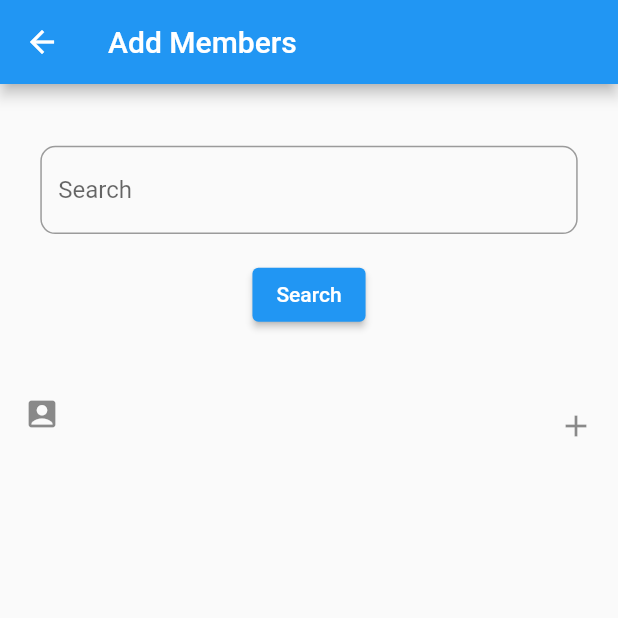
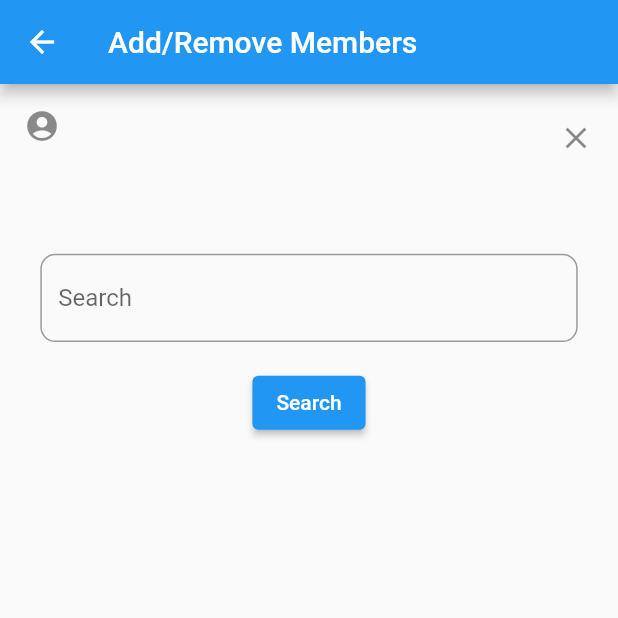
Before and after one commit to kachywy/flutchat, a Flutter app: the AddMembersINGroup screen opened directly with empty values, after a tap on "Search", after a tap on the "account box" icon, on a phone screen of 412 x 824 dp, the top half of it. Run offline on Flutter 3.47's test engine with Material 2 defaults, Android fonts, the phone set to English and light mode, and no system bars; our stand-ins replace cloud_firestore, firebase_auth, firebase_core, firebase_storage, fluttertoast, image_picker; accounts and stored records are empty.

Commit message:
added add/remove users in group info screen

```diff
--- a/lib/group_chats/add_members.dart
+++ b/lib/group_chats/add_members.dart
@@ -1,4 +1,5 @@
 import 'package:cloud_firestore/cloud_firestore.dart';
+import 'package:firebase_auth/firebase_auth.dart';
 import 'package:flutter/material.dart';
 
 class AddMembersINGroup extends StatefulWidget {
@@ -17,11 +18,13 @@
 
 class _AddMembersINGroupState extends State<AddMembersINGroup> {
   final TextEditingController _search = TextEditingController();
+  final FirebaseAuth _auth = FirebaseAuth.instance;
   final FirebaseFirestore _firestore = FirebaseFirestore.instance;
   Map<String, dynamic>? userMap;
   bool isLoading = false;
   bool noUserFound = false;
   List membersList = [];
+  List groupList = [];
 
   @override
   void initState() {
@@ -58,18 +61,55 @@
     }
   }
 
+  void onResultTap() {
+    bool isAlreadyExist = false;
+
+    for (int i = 0; i < membersList.length; i++) {
+      if (membersList[i]['uid'] == userMap!['uid']) {
+        isAlreadyExist = true;
+      }
+    }
+
+    if (!isAlreadyExist) {
+      setState(() {
+        membersList.add({
+          "name": userMap!['name'],
+          "email": userMap!['email'],
+          "uid": userMap!['uid'],
+          "isAdmin": false,
+        });
+        userMap = null;
+      });
+    }
+  }
+
+  void onRemoveResultTap(int index) {
+    if (membersList[index]['uid'] != _auth.currentUser!.uid) {
+      setState(() {
+        membersList.removeAt(index);
+      });
+    }
+  }
+
   void onAddMembers() async {
-    membersList.add(userMap);
-
     await _firestore.collection('groups').doc(widget.groupChatId).update({
       "members": membersList,
+      "id": widget.groupChatId,
     });
-    await _firestore
-        .collection('users')
-        .doc(userMap!['uid'])
-        .collection('groups')
-        .doc(widget.groupChatId)
-        .set({"name": widget.name, "id": widget.groupChatId});
+
+    for (int i = 0; i < widget.membersList.length; i++) {
+      String uid = widget.membersList[i]['uid'];
+
+      await _firestore
+          .collection('users')
+          .doc(uid)
+          .collection('groups')
+          .doc(widget.groupChatId)
+          .set({
+        "name": widget.name,
+        "id": widget.groupChatId,
+      });
+    }
   }
 
   @override
@@ -78,12 +118,28 @@
 
     return Scaffold(
       appBar: AppBar(
-        title: Text("Add Members"),
+        title: Text("Add/Remove Members"),
       ),
       body: SingleChildScrollView(
         child: Column(
           mainAxisSize: MainAxisSize.min,
           children: [
+            Flexible(
+              child: ListView.builder(
+                itemCount: membersList.length,
+                shrinkWrap: true,
+                physics: NeverScrollableScrollPhysics(),
+                itemBuilder: (context, index) {
+                  return ListTile(
+                    onTap: () => onRemoveResultTap(index),
+                    leading: Icon(Icons.account_circle),
+                    title: Text(membersList[index]['name']),
+                    subtitle: Text(membersList[index]['email']),
+                    trailing: Icon(Icons.close),
+                  );
+                },
+              ),
+            ),
             SizedBox(
               height: size.height / 20,
             ),
@@ -124,7 +180,7 @@
             ),
             userMap != null
                 ? ListTile(
-                    onTap: onAddMembers,
+                    onTap: onResultTap,
                     leading: Icon(Icons.account_box),
                     title: Text(userMap!['name']),
                     subtitle: Text(userMap!['email']),
@@ -136,6 +192,10 @@
           ],
         ),
       ),
+      floatingActionButton: membersList.length >= 2
+          ? FloatingActionButton(
+              child: Icon(Icons.save), onPressed: onAddMembers)
+          : SizedBox(),
     );
   }
 }
--- a/lib/group_chats/group_info.dart
+++ b/lib/group_chats/group_info.dart
@@ -215,10 +215,10 @@
                               ),
                             ),
                             leading: Icon(
-                              Icons.add,
+                              Icons.edit,
                             ),
                             title: Text(
-                              "Add Members",
+                              "Add/Remove Members",
                               style: TextStyle(
                                 fontSize: size.width / 22,
                                 fontWeight: FontWeight.w500,
@@ -244,8 +244,7 @@
                               ),
                             ),
                             subtitle: Text(membersList[index]['email']),
-                            trailing:
-                            Column(
+                            trailing: Column(
                               children: [
                                 Text(membersList[index]['isAdmin']
                                     ? "Admin"
```
